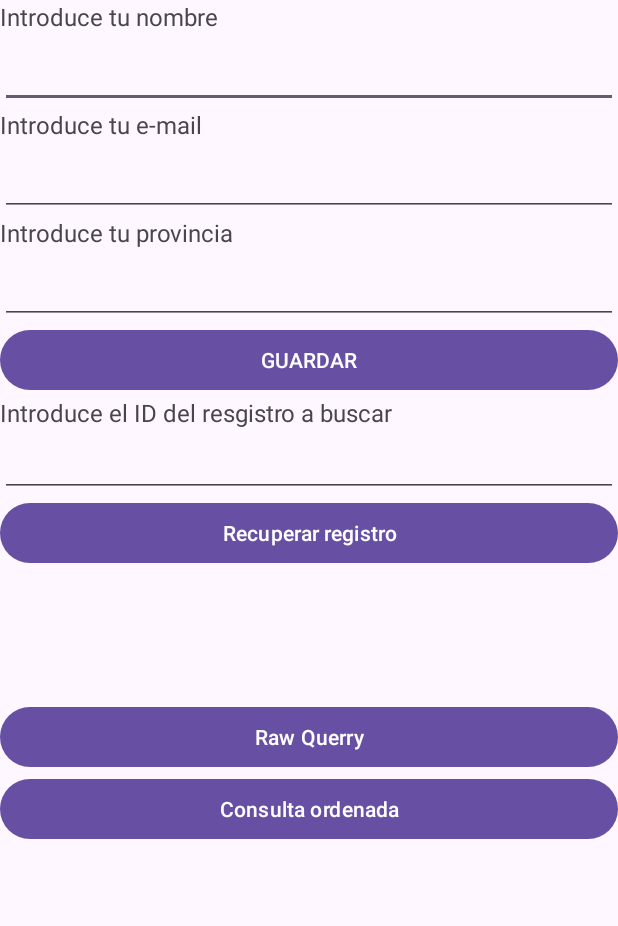
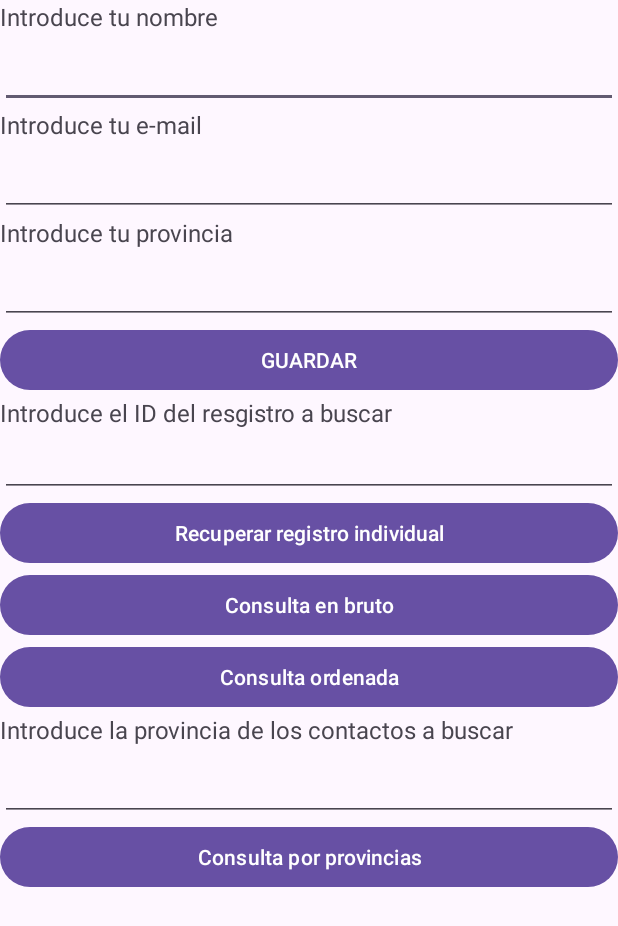
Before and after one commit to pepilloelgrillo19/Prueba_BBDD, an Android app: the screen it shows after launch (MainActivity), on a phone screen of 412 x 824 dp. Shown: the top 926 px of the screen. Run offline under Robolectric (Android 15) with nearby library versions, the phone set to English and light mode, and no system bars.

Commit message:
Mejora 2 finalizada

```diff
--- a/app/src/main/java/com/lpg/a240131basededatos/MainActivity.kt
+++ b/app/src/main/java/com/lpg/a240131basededatos/MainActivity.kt
@@ -17,14 +17,12 @@ class MainActivity : AppCompatActivity() {
     private lateinit var db: DatabaseHandler
     private lateinit var querBut: Button
     private lateinit var querFull: TextView
-    private lateinit var queName: TextView
-    private lateinit var querEmail: TextView
-    private lateinit var partQuerBut : Button
-    private lateinit var querID : EditText
-    private lateinit var sortQuer : Button
+    private lateinit var partQuerBut: Button
+    private lateinit var querID: EditText
+    private lateinit var sortQuer: Button
     private lateinit var miprov: EditText
-    private lateinit var querProvi: TextView
-
+    private lateinit var querProv: EditText
+    private lateinit var querProvBut: Button
 
     override fun onCreate(savedInstanceState: Bundle?) {
         super.onCreate(savedInstanceState)
@@ -35,13 +33,12 @@ class MainActivity : AppCompatActivity() {
         saveBut = findViewById(R.id.saveButton)
         querBut = findViewById(R.id.fullQueryButton)
         querFull = findViewById(R.id.querCompleta)
-        queName = findViewById(R.id.recupName)
-        querEmail = findViewById(R.id.recupEmail)
         partQuerBut = findViewById(R.id.recupButton)
         querID = findViewById(R.id.pedirId)
         sortQuer = findViewById(R.id.sortQuerButt)
         miprov = findViewById(R.id.miProvincia)
-        querProvi = findViewById(R.id.querProv)
+        querProv = findViewById(R.id.querryProv)
+        querProvBut = findViewById(R.id.querryProvButton)
 
         db = DatabaseHandler(this)
 
@@ -49,57 +46,89 @@ class MainActivity : AppCompatActivity() {
             val name = namUser.text.toString().trim()
             val email = emUser.text.toString().trim()
             val provincia = miprov.text.toString().trim()
-            if (name.isNotEmpty() && email.isNotEmpty() && provincia.isNotEmpty()){
-                val id = db.addContact(name,email,provincia)
-                if (id == -1L){
+            if (name.isNotEmpty() && email.isNotEmpty() && provincia.isNotEmpty()) {
+                val id = db.addContact(name, email, provincia)
+                if (id == -1L) {
                     //Error al guardar en la base de datos
-                    Toast.makeText(applicationContext, "Ha ocurrido un error", Toast.LENGTH_LONG).show()
-                }else{
+                    Toast.makeText(applicationContext, "Ha ocurrido un error", Toast.LENGTH_LONG)
+                        .show()
+                } else {
                     //Se ha guardado el registro
                     namUser.text.clear()
                     emUser.text.clear()
                     miprov.text.clear()
-                    Toast.makeText(applicationContext, "Se ha guardado el contacto", Toast.LENGTH_LONG).show()
+                    Toast.makeText(
+                        applicationContext,
+                        "Se ha guardado el contacto",
+                        Toast.LENGTH_LONG
+                    ).show()
                 }
             } else { //cuando el usuario no ha metido un campo
                 //No se ha rellenado correctamente
-                Toast.makeText(applicationContext, "Te falta algún campo por rellenar", Toast.LENGTH_LONG).show()
+                Toast.makeText(
+                    applicationContext,
+                    "Te falta algún campo por rellenar",
+                    Toast.LENGTH_LONG
+                ).show()
             }
         }
+
         querBut.setOnClickListener {
             val contactList = db.recorrerBBDD()
             //Manda la consulta al LogCat
-            for (contact in contactList){
-                Log.d("Contacto ", "ID: ${contact.id}, Nombre: ${contact.name}, Email: ${contact.email}")
+            for (contact in contactList) {
+                Log.d(
+                    "Contacto ",
+                    "ID: ${contact.id}, Nombre: ${contact.name}, Email: ${contact.email}, Provincia: ${contact.provincia}"
+                )
             }
             querFull.text = ""
             querFull.text = contactList.joinToString()
         }
+
         partQuerBut.setOnClickListener {
-            queName.text = ""
-            querEmail.text = ""
             val querId2 = querID.text.toString().toIntOrNull()
             val contactList = db.recorrerBBDD()
-            for (contact in contactList){
-                    if(contact.id == querId2){
-                        queName.text= contact.name
-                        querEmail.text = contact.email
-                        querProvi.text = contact.provincia
-                    }
+            for (contact in contactList) {
+                if (contact.id == querId2) {
+                    val id = contact.id
+                    val name = contact.name
+                    val email = contact.email
+                    val provincia = contact.provincia
+                    querFull.text = "$id: $name $email $provincia"
+
+                }
             }
         }
+
         sortQuer.setOnClickListener {
             querFull.text = ""
             val contactList = db.recorrerBBDD()
-            for (contact in contactList){
+            for (contact in contactList) {
                 val id = contact.id
                 val name = contact.name
                 val email = contact.email
                 val provincia = contact.provincia
                 querFull.append("$id $name $email $provincia \n")
-                }
             }
+        }
 
-
+        querProvBut.setOnClickListener {
+            querFull.text = ""
+            val querProv2 = querProv.text.toString()
+            val contactList = db.queryProvinciaContacts(querProv2)
+            for (contact in contactList) {
+                val id = contact.id
+                val name = contact.name
+                val email = contact.email
+                val provincia = contact.provincia
+                querFull.append("$id $name $email $provincia \n")
+            }
+            //para que muestre un mensaje si se deja el campo en blanco
+            if (querProv2 == ""){
+                Toast.makeText(applicationContext, "Campo de provincia vacio.", Toast.LENGTH_LONG)
+                    .show()
+            }
         }
     }
+}
--- a/app/src/main/res/layout/activity_main.xml
+++ b/app/src/main/res/layout/activity_main.xml
@@ -83,37 +83,40 @@
             android:id="@+id/recupButton"
             android:layout_width="match_parent"
             android:layout_height="wrap_content"
-            android:text="Recuperar registro" />
-
-        <TextView
-            android:id="@+id/recupName"
-            android:layout_width="match_parent"
-            android:layout_height="wrap_content"
-            android:textSize="22dp" />
-
-        <TextView
-            android:id="@+id/recupEmail"
-            android:layout_width="match_parent"
-            android:layout_height="wrap_content"
-            android:textSize="22dp" />
-
-        <TextView
-            android:id="@+id/querProv"
-            android:layout_width="match_parent"
-            android:layout_height="wrap_content"
-            android:textSize="22dp" />
+            android:text="Recuperar registro individual" />
 
         <Button
             android:id="@+id/fullQueryButton"
             android:layout_width="match_parent"
             android:layout_height="wrap_content"
-            android:text="Raw Querry" />
+            android:text="Consulta en bruto" />
 
         <Button
             android:id="@+id/sortQuerButt"
             android:layout_width="match_parent"
             android:layout_height="wrap_content"
             android:text="Consulta ordenada" />
+
+        <TextView
+            android:id="@+id/miTextoFijo5"
+            android:layout_width="match_parent"
+            android:layout_height="wrap_content"
+            android:text="Introduce la provincia de los contactos a buscar"
+            android:textSize="16sp" />
+
+        <EditText
+            android:id="@+id/querryProv"
+            android:layout_width="match_parent"
+            android:layout_height="wrap_content"
+            android:ems="10"
+            android:inputType="text"
+            android:textSize="22dp" />
+
+        <Button
+            android:id="@+id/querryProvButton"
+            android:layout_width="match_parent"
+            android:layout_height="wrap_content"
+            android:text="Consulta por provincias" />
 
         <ScrollView
             android:layout_width="match_parent"
```
Also changed, not shown: app/src/main/java/com/lpg/a240131basededatos/DatabaseHandler.kt (+25 -0 lines).
